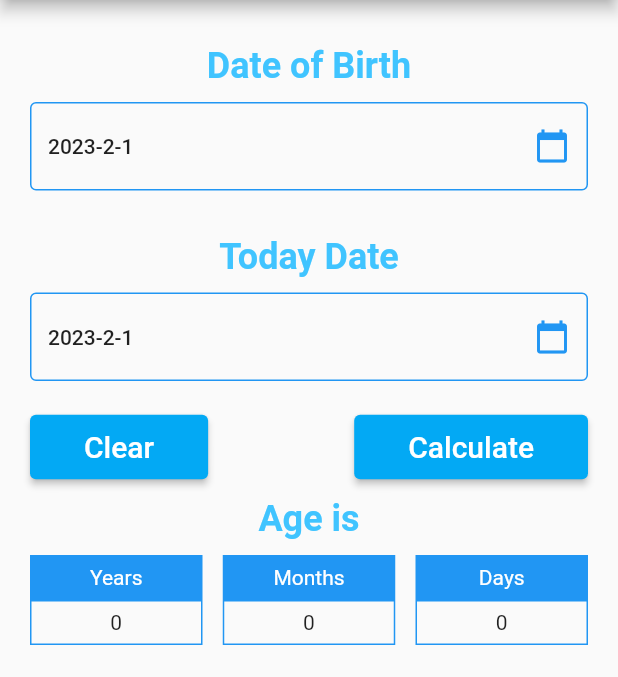
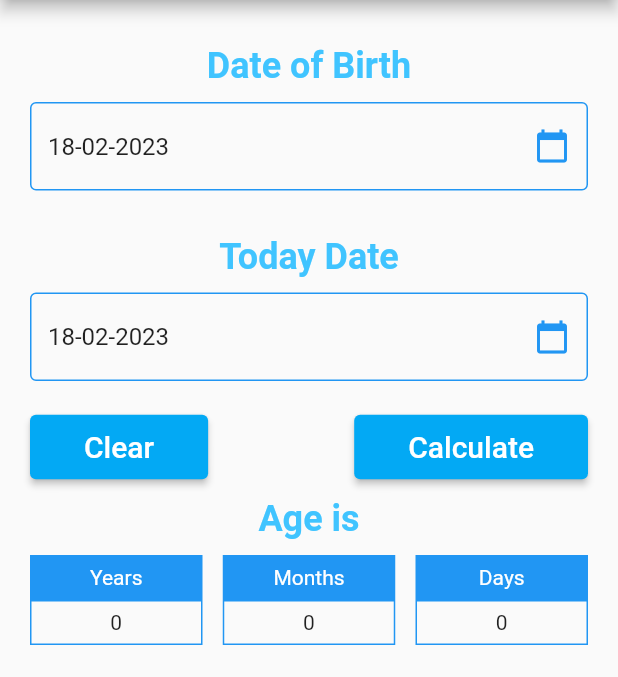
Before and after one commit to Mano534/calculate_age-nextBirth, a Flutter app: the screen it shows after launch, after a tap on "Calculate", on a phone screen of 412 x 824 dp, the part 84-761 px from its top. Run offline on Flutter 3.47's test engine with Material 2 defaults, Android fonts, the phone set to English and light mode, and no system bars; missing offline and left inert: age_calculator.

Commit message:
finished app

```diff
--- a/lib/AgeCalcPage.dart
+++ b/lib/AgeCalcPage.dart
@@ -1,21 +1,31 @@
-import 'package:ageCalc/showAge.module.dart';
+import 'package:age_calc/dateUtils.dart';
+import 'package:age_calc/showAge.module.dart';
 import 'package:flutter/material.dart';
-import 'package:flutter/src/widgets/container.dart';
-import 'package:flutter/src/widgets/framework.dart';
-
 import 'calculateAge.dart';
 import 'nextBirthDate.modul.dart';
 
-class AgeCalHomeScreen extends StatelessWidget {
-  BuildContext? context;
-  DateTime? _pickedDate;
-  DateTime? _today;
+class AgeCalHomeScreen extends StatefulWidget {
+  @override
+  State<AgeCalHomeScreen> createState() => _AgeCalHomeScreenState();
+}
 
-  final _showAge = ShowAge();
-  final _nextBirth = NextBirth();
+class _AgeCalHomeScreenState extends State<AgeCalHomeScreen> {
+  DateTime? _pickedDate = DateTime.now();
+
+  DateTime? _today = DateTime.now();
+
+  TextEditingController _bodController =
+      TextEditingController(text: UtilsDate.formateDate(DateTime.now()));
+
+  TextEditingController _tddController = TextEditingController(text: UtilsDate.formateDate(DateTime.now()));
+
+  ShowAge _showAge = ShowAge();
+
+  NextBirth _nextBirth = NextBirth();
+
   final calcAge = CalculateAge().calculateAge;
+
   final calcNextbirth = CalculateAge().nextBirthdayCalc;
-
 
   @override
   Widget build(BuildContext context) {
@@ -59,12 +69,20 @@ class AgeCalHomeScreen extends StatelessWidget {
       return TextField(
           decoration: _getTextInputDecoration(),
           readOnly: true,
+          controller: _bodController,
           onTap: () async {
             _pickedDate = await showDatePicker(
                 context: context,
                 initialDate: DateTime.now(),
                 firstDate: DateTime(1940),
                 lastDate: DateTime.now());
+            setState(()  {
+              if(_pickedDate != null){
+               _bodController.text =  UtilsDate.formateDate(_pickedDate);
+              }else{
+                _bodController.text = UtilsDate.formateDate(DateTime(1-1-2000));
+              }
+            });
           });
     }
 
@@ -72,12 +90,21 @@ class AgeCalHomeScreen extends StatelessWidget {
       return TextField(
           decoration: _getTextInputDecoration(),
           readOnly: true,
+          controller: _tddController,
           onTap: () async {
             _today = await showDatePicker(
                 context: context,
                 initialDate: DateTime.now(),
                 firstDate: DateTime(1940),
                 lastDate: DateTime.now());
+
+            setState(()  {
+              if(_today != null){
+               _bodController.text =  UtilsDate.formateDate(_today);
+              }else{
+                _bodController.text = UtilsDate.formateDate(DateTime.now());
+              }
+            });
           });
     }
 
@@ -92,7 +119,14 @@ class AgeCalHomeScreen extends StatelessWidget {
         mainAxisAlignment: MainAxisAlignment.spaceBetween,
         children: [
           ElevatedButton(
-              onPressed: () {},
+              onPressed: () {
+                setState(() {
+                  _showAge = ShowAge();
+                  _nextBirth = NextBirth();
+                  _bodController.text = UtilsDate.formateDate(DateTime.now());
+                  _tddController.text = UtilsDate.formateDate(DateTime.now());
+                });
+              },
               child: Container(
                 padding: EdgeInsets.symmetric(vertical: 10, horizontal: 20),
                 child: Center(
@@ -104,10 +138,10 @@ class AgeCalHomeScreen extends StatelessWidget {
               )),
           ElevatedButton(
               onPressed: () {
-                calcAge(_pickedDate!,_today!);
-                calcNextbirth(_pickedDate!,_today!);
-                print(ShowAge());
-                print(NextBirth());
+                setState(() {
+                  _showAge = calcAge(_pickedDate!, _today!);
+                  _nextBirth = calcNextbirth(_pickedDate!, _today!);
+                });
               },
               child: Container(
                 padding: EdgeInsets.symmetric(vertical: 10, horizontal: 20),
@@ -122,8 +156,8 @@ class AgeCalHomeScreen extends StatelessWidget {
       );
     }
 
-    _buildOutPut(String date, String dateValue){
-      return  Column(
+    _buildOutPut(String date, String dateValue) {
+      return Column(
         children: [
           Container(
             width: 115,
@@ -152,7 +186,7 @@ class AgeCalHomeScreen extends StatelessWidget {
         children: [
           _buildOutPut('Years', _showAge.years.toString()),
           _buildOutPut('Months', _showAge.months.toString()),
-          _buildOutPut('Days',_showAge.days.toString() ),
+          _buildOutPut('Days', _showAge.days.toString()),
         ],
       );
     }
@@ -173,6 +207,7 @@ class AgeCalHomeScreen extends StatelessWidget {
       // end of app bar
       body: Padding(
         padding: const EdgeInsets.all(20.0),
+        child: SingleChildScrollView(
           child: Column(
             children: [
               _buildtitle('Date of Birth'),
@@ -190,6 +225,7 @@ class AgeCalHomeScreen extends StatelessWidget {
             ],
           ),
         ),
+      ),
     );
   }
 }
--- a/lib/calculateAge.dart
+++ b/lib/calculateAge.dart
@@ -1,6 +1,7 @@
-import 'package:ageCalc/nextBirthDate.modul.dart';
-import 'package:ageCalc/showAge.module.dart';
+import 'package:age_calc/showAge.module.dart';
 import 'package:age_calculator/age_calculator.dart'as ag;
+
+import 'nextBirthDate.modul.dart';
 
 class CalculateAge {
   ShowAge calculateAge(DateTime birthday, DateTime futureDate) {
@@ -8,8 +9,8 @@ class CalculateAge {
   final  age = ag.AgeCalculator.age(birthday, today: futureDate);
   final _age = ShowAge();
   _age.years = age.years;
-  _age.years = age.years;
-  _age.years = age.years;
+  _age.months = age.months;
+  _age.days = age.days;
     return _age;
   }
   NextBirth nextBirthdayCalc(DateTime birthday,DateTime futureDate){
@@ -19,8 +20,8 @@ class CalculateAge {
   // You next birthday will be in Years: 0, Months: 0, Days: 3
   final _nxtBirth= NextBirth();
   _nxtBirth.years = nextBirth.years;
-  _nxtBirth.years = nextBirth.years;
-  _nxtBirth.years = nextBirth.years;
+  _nxtBirth.months = nextBirth.months;
+  _nxtBirth.days = nextBirth.days;
     return _nxtBirth;
   }
 }
--- /dev/null
+++ b/lib/dateUtils.dart
@@ -0,0 +1,9 @@
+import 'package:intl/intl.dart';
+
+class UtilsDate {
+  static String formateDate(DateTime? dt){
+  final DateFormat formatter = DateFormat('dd-MM-yyyy');
+  final String formatted = formatter.format(dt!);
+  return formatted;
+  }
+}
--- a/lib/main.dart
+++ b/lib/main.dart
@@ -17,6 +17,7 @@ class MyApp extends StatelessWidget {
         primaryColor: Colors.blue,
         primarySwatch: Colors.lightBlue,
       ),
+      debugShowCheckedModeBanner: false,
       home:  AgeCalHomeScreen(),
     );
   }
--- a/pubspec.yaml
+++ b/pubspec.yaml
@@ -1,4 +1,4 @@
-name: ageCalc
+name: age_calc
 description: A new Flutter project.
 
 # The following line prevents the package from being accidentally published to
@@ -32,6 +32,7 @@ dependencies:
   flutter:
     sdk: flutter
   age_calculator: ^1.0.0
+  intl: ^0.18.0
 
 
   # The following adds the Cupertino Icons font to your application.
```
Also changed, not shown: pubspec.lock, 1 other file. Lines whose indentation alone changed are shown as unchanged.
